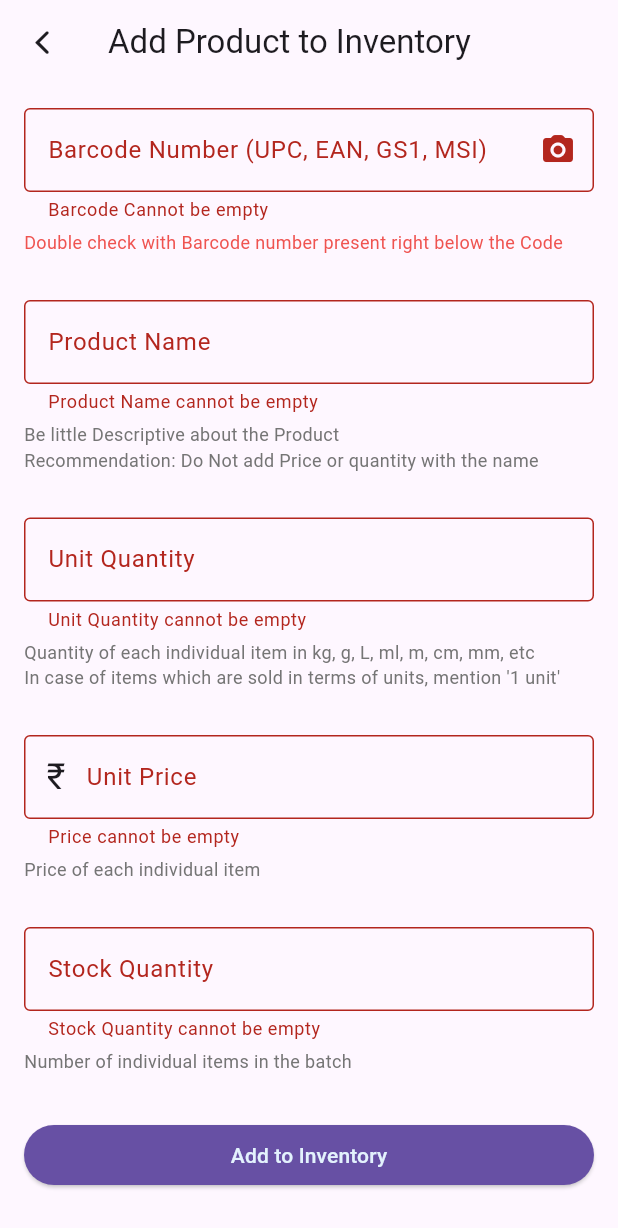
After one commit to iamansuman/mobilepos, a Flutter app: the AddInventory screen opened by its route, after a tap on "Add to Inventory", on a phone screen of 412 x 824 dp. The commit adds this screen. Shown: the top 1228 px of the screen. Run offline on Flutter 3.47's test engine with Material 2 defaults, Android fonts, the phone set to English and light mode, and no system bars; our stand-ins replace just_audio, sqflite; missing offline and left inert: flutter_barcode_scanner; accounts and stored records are empty.

Commit message:
inventory management

```diff
--- a/lib/pages/inventory/inventory.dart
+++ b/lib/pages/inventory/inventory.dart
@@ -10,6 +10,16 @@ class Inventory extends StatefulWidget {
 class _InventoryState extends State<Inventory> {
   @override
   Widget build(BuildContext context) {
-    return const Placeholder();
+    return Scaffold(
+      floatingActionButton: FloatingActionButton.extended(
+        heroTag: 'addtoinventory',
+        icon: const Icon(Icons.add),
+        label: const Text("Add Item"),
+        onPressed: () async {
+          final dynamic status = await Navigator.pushNamed(context, '/addtoinventory');
+          if (status is String && status == 'success') setState(() {});
+        },
+      ),
+    );
   }
 }
--- /dev/null
+++ b/lib/pages/inventory/inventory_add.dart
@@ -0,0 +1,177 @@
+import 'package:flutter/cupertino.dart';
+import 'package:flutter/material.dart';
+import 'package:mobilepos/data_structure.dart';
+import 'package:mobilepos/posdatabase.dart';
+import 'package:mobilepos/get_barcode.dart';
+import 'package:mobilepos/alertdialog.dart';
+
+class AddInventory extends StatefulWidget {
+  const AddInventory({super.key});
+
+  @override
+  State<AddInventory> createState() => _AddInventoryState();
+}
+
+class _AddInventoryState extends State<AddInventory> {
+  final String currencyChar = '₹'; //TODO: Change currency denotation in settings
+  final _formKey = GlobalKey<FormState>();
+  final TextEditingController _barcodeTextController = TextEditingController();
+  final TextEditingController _itemNameTextController = TextEditingController();
+  final TextEditingController _unitQuantityTextController = TextEditingController();
+  final TextEditingController _unitPriceTextController = TextEditingController();
+  final TextEditingController _stockQuantityTextController = TextEditingController();
+  InputDecoration textFieldDecoration(String label) =>
+      InputDecoration(border: const OutlineInputBorder(), labelText: label);
+  Text descTextBox(String label, {Color? color}) =>
+      Text(label, style: TextStyle(fontSize: 12, color: color ?? Colors.grey.shade600));
+
+  @override
+  Widget build(BuildContext context) {
+    return Scaffold(
+      appBar: AppBar(
+        leading: IconButton(
+          icon: const Icon(CupertinoIcons.back),
+          onPressed: () => Navigator.pop(context),
+        ),
+        title: const Text("Add Product to Inventory"),
+      ),
+      body: Form(
+        key: _formKey,
+        child: ListView(
+          padding: const EdgeInsets.all(16),
+          children: [
+            TextFormField(
+              keyboardType: const TextInputType.numberWithOptions(),
+              controller: _barcodeTextController,
+              validator: (value) {
+                if (value == null || value == "") return "Barcode Cannot be empty";
+                if (int.tryParse(value) == null) return "Barcode Must be UPC, EAN, GS1, MSI (linear barcodes)";
+                return null;
+              },
+              decoration: InputDecoration(
+                border: const OutlineInputBorder(),
+                labelText: "Barcode Number (UPC, EAN, GS1, MSI)",
+                suffixIcon: IconButton(
+                  icon: const Icon(Icons.camera_alt_rounded),
+                  onPressed: () async {
+                    int? barcode = await getBarcodeData(context);
+                    if (barcode != null) {
+                      _barcodeTextController.text = barcode.toString();
+                    }
+                  },
+                ),
+              ),
+            ),
+            const SizedBox(height: 5),
+            descTextBox(
+              "Double check with Barcode number present right below the Code",
+              color: Colors.red.shade400,
+            ),
+            const SizedBox(height: 30),
+            TextFormField(
+              controller: _itemNameTextController,
+              decoration: textFieldDecoration("Product Name"),
+              validator: (value) {
+                if (value == null || value == "") return "Product Name cannot be empty";
+                return null;
+              },
+            ),
+            const SizedBox(height: 5),
+            descTextBox("Be little Descriptive about the Product"),
+            descTextBox("Recommendation: Do Not add Price or quantity with the name"),
+            const SizedBox(height: 30),
+            TextFormField(
+              controller: _unitQuantityTextController,
+              decoration: textFieldDecoration("Unit Quantity"),
+              validator: (value) {
+                if (value == null || value == "") return "Unit Quantity cannot be empty";
+                return null;
+              },
+            ),
+            const SizedBox(height: 5),
+            descTextBox("Quantity of each individual item in kg, g, L, ml, m, cm, mm, etc"),
+            descTextBox("In case of items which are sold in terms of units, mention '1 unit'"),
+            const SizedBox(height: 30),
+            TextFormField(
+              keyboardType: const TextInputType.numberWithOptions(),
+              controller: _unitPriceTextController,
+              decoration: InputDecoration(
+                prefixIcon: Padding(
+                  padding: const EdgeInsets.only(left: 15, right: 10),
+                  child: Text(
+                    currencyChar,
+                    style: const TextStyle(fontSize: 24),
+                  ),
+                ),
+                prefixIconConstraints: const BoxConstraints(minHeight: 0, minWidth: 0),
+                border: const OutlineInputBorder(),
+                labelText: "Unit Price",
+              ),
+              validator: (value) {
+                if (value == null || value == "") {
+                  return "Price cannot be empty";
+                } else if (double.tryParse(value) == null) {
+                  return "Price can only be numberical";
+                } else if (double.parse(value) <= 0) {
+                  return "Price must be greater than 0";
+                }
+                return null;
+              },
+            ),
+            const SizedBox(height: 5),
+            descTextBox("Price of each individual item"),
+            const SizedBox(height: 30),
+            TextFormField(
+              keyboardType: const TextInputType.numberWithOptions(),
+              controller: _stockQuantityTextController,
+              decoration: textFieldDecoration("Stock Quantity"),
+              validator: (value) {
+                if (value == null || value == "") {
+                  return "Stock Quantity cannot be empty";
+                } else if (double.tryParse(value) == null) {
+                  return "Stock Quantity can only be numberical";
+                } else if (double.parse(value) < 1) {
+                  return "Stock Quantity must be greater or equal to than 1";
+                }
+                return null;
+              },
+            ),
+            const SizedBox(height: 5),
+            descTextBox("Number of individual items in the batch"),
+            const SizedBox(height: 30),
+            ElevatedButton(
+              style: ElevatedButton.styleFrom(
+                shadowColor: Colors.grey.shade300,
+                foregroundColor: Theme.of(context).secondaryHeaderColor,
+                backgroundColor: Theme.of(context).primaryColor,
+              ),
+              child: const Text("Add to Inventory"),
+              onPressed: () async {
+                if (_formKey.currentState!.validate() &&
+                    await PoSDatabase.itemExistsWithBarcode(int.parse(_barcodeTextController.text))) {
+                  if (context.mounted) {
+                    alertUser(context, "Item already exists in Inventory", cancelButtonText: "Dismiss");
+                  }
+                } else if (_formKey.currentState!.validate()) {
+                  int status = await PoSDatabase.addItemToInventory(
+                    Item(
+                      itemName: _itemNameTextController.text,
+                      barcode: int.parse(_barcodeTextController.text),
+                      price: double.parse(_unitPriceTextController.text),
+                      singleUnitQuantity: _unitQuantityTextController.text,
+                      quantity: int.parse(_stockQuantityTextController.text),
+                    ),
+                  );
+                  if (status > 0 && context.mounted) {
+                    Navigator.pop(context, 'success');
+                    setState(() {});
+                  }
+                }
+              },
+            ),
+          ],
+        ),
+      ),
+    );
+  }
+}
--- a/lib/posdatabase.dart
+++ b/lib/posdatabase.dart
@@ -1,5 +1,6 @@
 import 'package:sqflite/sqflite.dart' as sql;
 import 'package:path/path.dart';
+import 'package:mobilepos/data_structure.dart';
 
 enum DBTables { inventory, sales }
 
@@ -21,14 +22,6 @@ class PoSDatabase {
 
   Future _createDB(sql.Database db, int version) async {
     await db.execute('''
-    CREATE TABLE IF NOT EXISTS ${_tables[DBTables.sales]}(
-      receipt_number TEXT PRIMARY KEY,
-      time_of_sale INTEGER,
-      total_amount REAL,
-      sale_items BLOB
-    );
-    ''');
-    await db.execute('''
     CREATE TABLE IF NOT EXISTS ${_tables[DBTables.inventory]}(
       barcode INTEGER PRIMARY KEY,
       itemname TEXT,
@@ -38,6 +31,14 @@ class PoSDatabase {
       last_modified INTEGER
     );
     ''');
+    await db.execute('''
+    CREATE TABLE IF NOT EXISTS ${_tables[DBTables.sales]}(
+      receipt_number TEXT PRIMARY KEY,
+      time_of_sale INTEGER,
+      total_amount REAL,
+      sale_items BLOB
+    );
+    ''');
   }
 
   Future<sql.Database> _initializeDB(String fileName) async {
@@ -45,4 +46,65 @@ class PoSDatabase {
     final path = join(dbPath, fileName);
     return await sql.openDatabase(path, version: _dbVersion, onCreate: _createDB);
   }
+
+  //Inventory
+  static Future<int> addItemToInventory(Item item) async {
+    final db = await instance.database;
+    Map<String, dynamic> dbitem = item.toMap();
+    dbitem['last_modified'] = DateTime.now().millisecondsSinceEpoch;
+    return await db.insert(
+      _tables[DBTables.inventory]!,
+      dbitem,
+      conflictAlgorithm: sql.ConflictAlgorithm.replace,
+    );
+  }
+
+  static Future<bool> itemExistsWithBarcode(int barcode) async {
+    final db = await instance.database;
+    final result = await db.query(
+      _tables[DBTables.inventory]!,
+      where: 'barcode = ?',
+      whereArgs: [barcode],
+      limit: 1,
+    );
+    return result.isNotEmpty;
+  }
+
+  static Future<Item?> getItemInfoFromInventory(int barcode) async {
+    final db = await instance.database;
+    final result = await db.query(_tables[DBTables.inventory]!,
+        where: 'barcode = ?', whereArgs: [barcode], orderBy: 'last_modified DESC', limit: 1);
+    return (result.isNotEmpty) ? Item.fromMap(result.first) : null;
+  }
+
+  static Future<List<Item>?> getItemsFromInventory() async {
+    final db = await instance.database;
+    final result = await db.query(_tables[DBTables.inventory]!, orderBy: 'last_modified DESC');
+    if (result.isNotEmpty) {
+      List<Item> inventoryItems = [];
+      for (var item in result) {
+        inventoryItems.add(Item.fromMap(item));
+      }
+      return inventoryItems;
+    } else {
+      return null;
+    }
+  }
+
+  static void updateItemQuantityInInventory(int barcode, int newQuantity) async {
+    final db = await instance.database;
+    db.update(
+      _tables[DBTables.inventory]!,
+      {'stock_quantity': newQuantity, 'last_modified': DateTime.now().millisecondsSinceEpoch},
+      where: 'barcode = ?',
+      whereArgs: [barcode],
+    );
+  }
+
+  static Future<int> removeItemFromInventory(int barcode) async {
+    final db = await instance.database;
+    return await db.delete(_tables[DBTables.inventory]!, where: 'barcode = ?', whereArgs: [barcode]);
+  }
+
+  //Sales
 }
```
